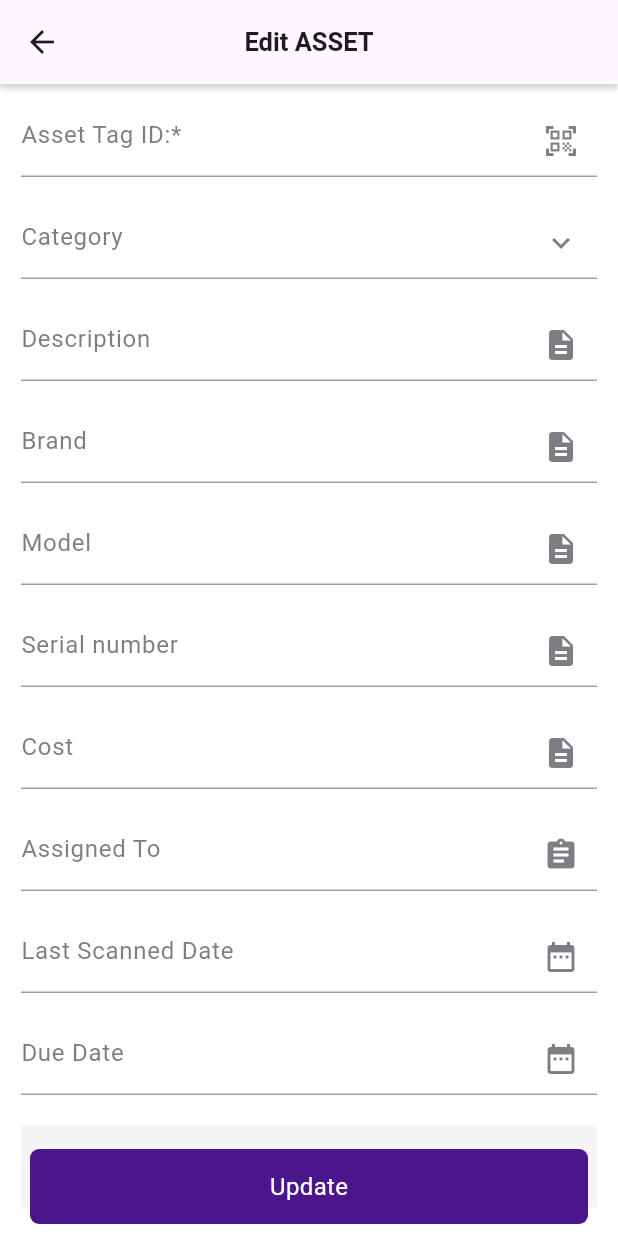
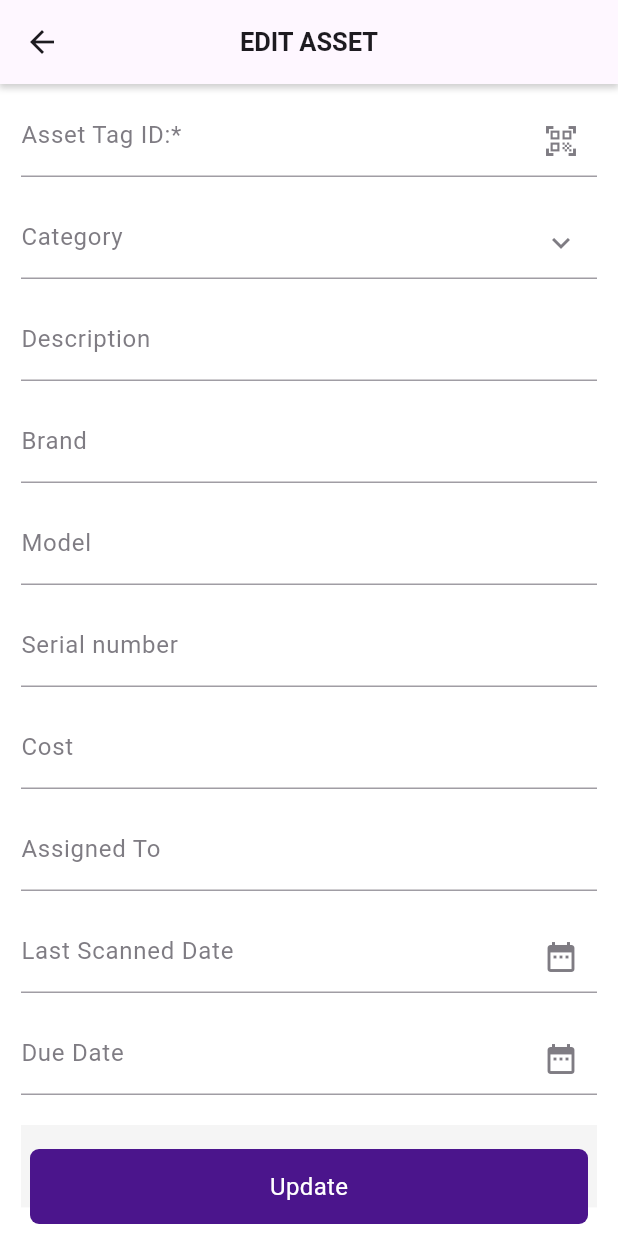
Before and after one commit to Subhan-Ayub/Grey-trunk-App, a Flutter app: the EditScreen screen opened by its route, on a phone screen of 412 x 824 dp. Run offline on Flutter 3.47's test engine with Material 3 defaults, Android fonts, the phone set to English and light mode, and no system bars; our stand-ins replace file_picker, flutter_blue, flutter_svg, get, get_storage, image_picker and 1 more; missing offline and left inert: simple_barcode_scanner; accounts and stored records are empty.

```diff
--- a/lib/src/controllers/editAsset_controller.dart
+++ b/lib/src/controllers/editAsset_controller.dart
@@ -0,0 +1,5 @@
+import 'package:get/get.dart';
+
+class EditAssetController extends GetxController{
+
+}
--- a/lib/src/middlewares/auth.dart
+++ b/lib/src/middlewares/auth.dart
@@ -12,7 +12,7 @@ class AuthMiddleware extends GetMiddleware {
   @override
   RouteSettings? redirect(route) {
     // print(box.read('auth'));
-    return box.read('auth')
+    return box.read('auth')??false
         ? null
         : RouteSettings(name: Routes.login);
   }
--- a/lib/src/ui/view/CheckOutScreen/addLocation.dart
+++ b/lib/src/ui/view/CheckOutScreen/addLocation.dart
@@ -22,7 +22,7 @@ class _AddLocationState extends State<AddLocation> {
             TextFormFildWidgets(title: 'Site', icon: Icons.keyboard_arrow_down_sharp),
             SizedBox(height: 20,),
 
-            TextFormFildWidgets(title: 'Location', icon: Icons.keyboard_arrow_down_sharp),
+            TextFormFildWidgets(title: 'Location',),
             Spacer(),
 
             CommonBtn(title: 'ADD SITE',onPressd: (){Get.toNamed(Routes.checkout);},)
--- a/lib/src/ui/view/CheckOutScreen/checkOut.dart
+++ b/lib/src/ui/view/CheckOutScreen/checkOut.dart
@@ -115,7 +115,7 @@ class _CheckOutState extends State<CheckOut> {
                 }
               },),
               SizedBox(height: 20,),
-              TextFormFildWidgets(title: 'Note', icon: Icons.keyboard_arrow_down_sharp),
+              TextFormFildWidgets(title: 'Note', ),
               SizedBox(
                 height: 20,
               ),
@@ -160,7 +160,8 @@ class _CheckOutState extends State<CheckOut> {
                 ],
               ),
               SizedBox(height: 20,),
-              CommonBtn(title: 'CHECK OUT',onPressd: (){Get.toNamed(Routes.assetsDetails);},)
+            CommonBtn(title: 'CHECK OUT',onPressd: (){Get.back();},)
+
             ],
           ),
         ),
--- a/lib/src/ui/view/ScanHistory/foundAssets.dart
+++ b/lib/src/ui/view/ScanHistory/foundAssets.dart
@@ -12,7 +12,7 @@ class _FoundAssetsState extends State<FoundAssets> {
   Widget build(BuildContext context) {
     return  Scaffold(
       appBar: AppBar(
-        title: Text('Add Assets',style: TextStyle(fontSize: 16,fontWeight: FontWeight.bold),),
+        title: Text('Add Assets',),
         centerTitle: true,
         backgroundColor: Colors.white,
       ),
--- a/lib/src/ui/view/ScanHistory/misplacedAssets.dart
+++ b/lib/src/ui/view/ScanHistory/misplacedAssets.dart
@@ -12,7 +12,7 @@ class _MisplacedState extends State<Misplaced> {
   Widget build(BuildContext context) {
     return  Scaffold(
       appBar: AppBar(
-        title: Text('Misplaced Assets',style: TextStyle(fontSize: 16,fontWeight: FontWeight.bold),),
+        title: Text('Misplaced Assets',),
         centerTitle: true,
         backgroundColor: Colors.white,
       ),
--- a/lib/src/ui/view/ScanHistory/missingAssets.dart
+++ b/lib/src/ui/view/ScanHistory/missingAssets.dart
@@ -13,7 +13,7 @@ class _MissingAssetsState extends State<MissingAssets> {
   Widget build(BuildContext context) {
     return  Scaffold(
       appBar: AppBar(
-        title: Text('Missing Assets',style: TextStyle(fontSize: 16,fontWeight: FontWeight.bold),),
+        title: Text('Missing Assets'),
         centerTitle: true,
         backgroundColor: Colors.white,
       ),
--- a/lib/src/ui/view/ScanHistory/newAssets.dart
+++ b/lib/src/ui/view/ScanHistory/newAssets.dart
@@ -12,7 +12,7 @@ class _NewAssetsState extends State<NewAssets> {
   Widget build(BuildContext context) {
     return  Scaffold(
       appBar: AppBar(
-        title: Text('New Assets',style: TextStyle(fontSize: 16,fontWeight: FontWeight.bold),),
+        title: Text('New Assets'),
         centerTitle: true,
         backgroundColor: Colors.white,
       ),
--- a/lib/src/ui/view/dispose.dart
+++ b/lib/src/ui/view/dispose.dart
@@ -25,9 +25,9 @@ class Dispose extends StatelessWidget {
             }),
             SizedBox(height: 20,),
 
-            TextFormFildWidgets(title: 'Disposal reason', icon: Icons.keyboard_arrow_down_sharp),
+            TextFormFildWidgets(title: 'Disposal reason',),
             Spacer(),
-            CommonBtn(title: 'ADD SITE',onPressd: (){Get.toNamed(Routes.assetsDetails);},)
+            CommonBtn(title: 'ADD SITE',onPressd: (){Get.back();},)
           ],
         ),
       ),
--- a/lib/src/ui/view/editAssets.dart
+++ b/lib/src/ui/view/editAssets.dart
@@ -83,17 +83,17 @@ class _EditScreenState extends State<EditScreen> {
                         });
                   },),
                   SizedBox(height: 20,),
-                  TextFormFildWidgets(title: 'Description', icon: Icons.description,),
+                  TextFormFildWidgets(title: 'Description',),
                   SizedBox(height: 20,),
-                  TextFormFildWidgets(title: 'Brand', icon: Icons.description,),
+                  TextFormFildWidgets(title: 'Brand',),
                   SizedBox(height: 20,),
-                  TextFormFildWidgets(title: 'Model', icon: Icons.description,),
+                  TextFormFildWidgets(title: 'Model',),
                   SizedBox(height: 20,),
-                  TextFormFildWidgets(title: 'Serial number', icon: Icons.description,),
+                  TextFormFildWidgets(title: 'Serial number',),
                   SizedBox(height: 20,),
-                  TextFormFildWidgets(title: 'Cost', icon: Icons.description,),
+                  TextFormFildWidgets(title: 'Cost',),
                   SizedBox(height: 20,),
-                  TextFormFildWidgets(title: 'Assigned To', icon: Icons.assignment),
+                  TextFormFildWidgets(title: 'Assigned To',),
                   SizedBox(height: 20,),
                   TextFormFildWidgets(title: 'Last Scanned Date', icon: Icons.date_range,onPressd: ()async{
                     DateTime? pickedDate = await showDatePicker(context: context,
@@ -156,9 +156,22 @@ class _EditScreenState extends State<EditScreen> {
                         : Image.file(_imageFile!),
                   ),
                   SizedBox(height: 20),
-                  ElevatedButton(
-                    onPressed: () => _pickImage(ImageSource.camera),
-                    child: Text('Take Picture',style: TextStyle(color: UIDataColors.commonColor),),
+                  SizedBox(
+                    height: 40,
+                    width: 170,
+                    child: ElevatedButton(
+                      onPressed: () => _pickImage(ImageSource.camera),
+                      child: Row(
+                        children: [
+                          Icon(Icons.camera_alt_outlined,color: Colors.white,),
+                          SizedBox(width: 5,),
+                          Text('UPLOAD IMAGE',style: TextStyle(color: Colors.white,fontSize: 11),),
+                        ],
+                      ),
+                      style: ButtonStyle(
+                        backgroundColor: MaterialStateProperty.all(UIDataColors.commonColor),
+                      ),
+                    ),
                   ),
                   SizedBox(height: 20,),
                   ContWidgets(text: 'DEPRECIATION'),
@@ -213,18 +226,18 @@ class _EditScreenState extends State<EditScreen> {
                           },
                           ),
                           SizedBox(height: 20,),
-                          TextFormFildWidgets(title: 'Total Cost(USD)*', icon: Icons.monetization_on_outlined),
+                          TextFormFildWidgets(title: 'Total Cost(USD)*',),
                           SizedBox(height: 20,),
-                          TextFormFildWidgets(title: 'Asset Life(Month)*', icon: Icons.monetization_on_outlined),
+                          TextFormFildWidgets(title: 'Asset Life(Month)*',),
                           SizedBox(height: 20,),
-                          TextFormFildWidgets(title: 'Salvage Value(USD)*', icon: Icons.monetization_on_outlined),
+                          TextFormFildWidgets(title: 'Salvage Value(USD)*',),
                           SizedBox(height: 20,),
                           TextFormFildWidgets(title: 'Date Acquired', icon: Icons.date_range),
                         ],
                       ),
                     ),
                   ),
-
+                  SizedBox(height: 50,),
                 ],
               ),
 
@@ -257,7 +270,7 @@ class _EditScreenState extends State<EditScreen> {
         ),
         child: AppBar(
           title: Text(
-            'Edit ASSET',
+            'EDIT ASSET',
             style: TextStyle(fontSize: 17, fontWeight: FontWeight.bold),
           ),
           centerTitle: true,
--- a/lib/src/ui/view/lost.dart
+++ b/lib/src/ui/view/lost.dart
@@ -25,9 +25,9 @@ class Lost extends StatelessWidget {
             }),
             SizedBox(height: 20,),
 
-            TextFormFildWidgets(title: 'Note', icon: Icons.keyboard_arrow_down_sharp),
+            TextFormFildWidgets(title: 'Note',),
             Spacer(),
-            CommonBtn(title: 'LOST',onPressd: (){Get.toNamed(Routes.assetsDetails);},)
+            CommonBtn(title: 'LOST',onPressd: (){Get.back();},)
           ],
         ),
       ),
--- a/lib/src/ui/widgets/textformfild_widgets.dart
+++ b/lib/src/ui/widgets/textformfild_widgets.dart
@@ -6,12 +6,14 @@ class TextFormFildWidgets extends StatelessWidget {
   final IconData? icon;
   Function()? onPressd;
   TextEditingController? txtcontroller;
+ final FocusNode? focusNode;
   TextFormFildWidgets({
     Key? key,
     required this.title,
     this.icon,
     this.onPressd,
-    this.txtcontroller
+    this.txtcontroller,
+    this.focusNode
   });
 
   @override
--- a/pubspec.yaml
+++ b/pubspec.yaml
@@ -42,6 +42,8 @@ dependencies:
   permission_handler: ^11.3.1
   file_picker: ^8.0.0+1
   flutter_blue:
+  simple_barcode_scanner: ^0.1.1
+
 
   flutter_svg: ^2.0.10+1
   syncfusion_flutter_charts: ^25.1.37
```
Also changed, not shown: lib/src/controllers/scan_controller.dart (+11 -0 lines), lib/src/controllers/viewAssets_controller.dart (+9 -9 lines), lib/src/ui/view/CheckOutScreen/addSite.dart (+6 -6 lines), lib/src/ui/view/ScanHistory/scan_history.dart (+9 -5 lines), lib/src/ui/view/addAsset.dart (+24 -10 lines), lib/src/ui/view/forgot.dart (+0 -36 lines), lib/src/ui/view/startScan.dart (+51 -18 lines), pubspec.lock, 3 other files.
